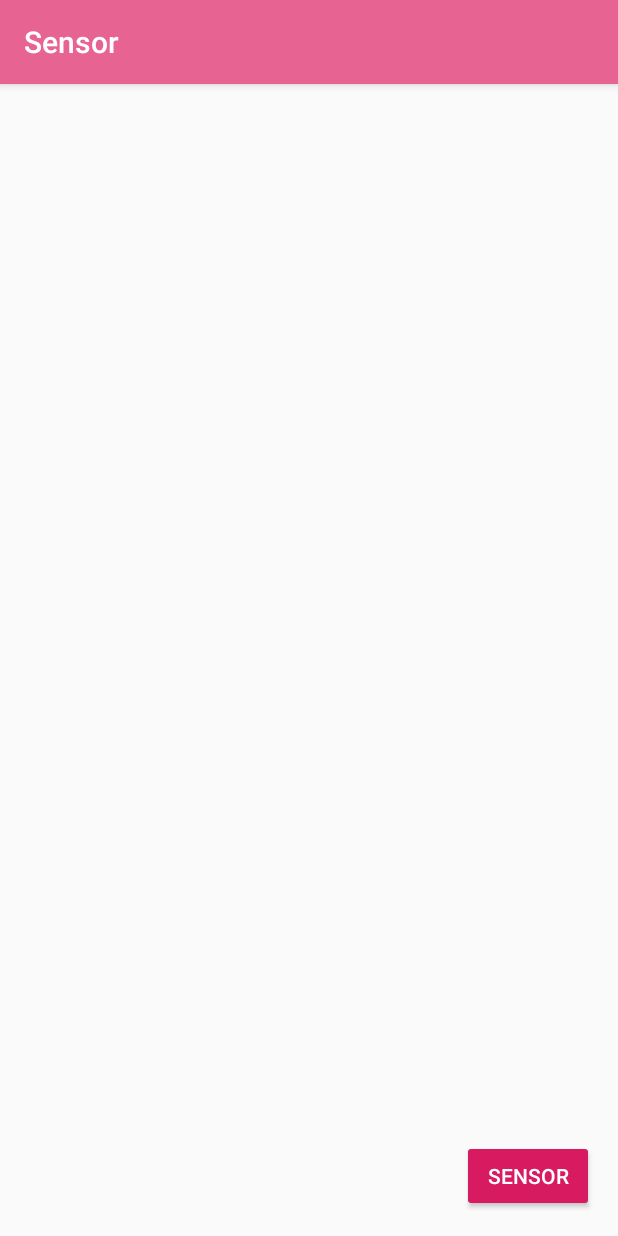
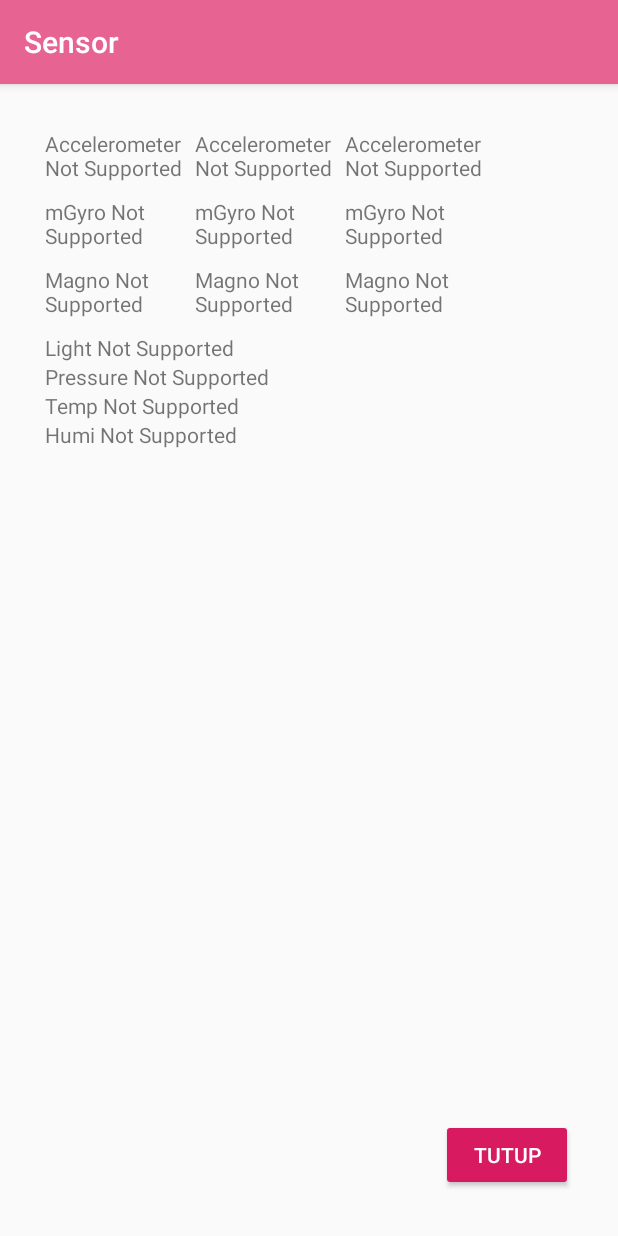
Before and after one commit to karinasraya/listsensor, an Android app: the screen it shows after launch (MainActivity before the commit, MainActivity2 after it), after a tap on "SENSOR", on a phone screen of 412 x 824 dp. Run offline under Robolectric (Android 15) with nearby library versions, the phone set to English and light mode, and no system bars.

Commit message:
DONE git add .

```diff
--- a/app/src/main/AndroidManifest.xml
+++ b/app/src/main/AndroidManifest.xml
@@ -9,6 +9,7 @@
         android:roundIcon="@mipmap/ic_launcher_round"
         android:supportsRtl="true"
         android:theme="@style/AppTheme">
+        <activity android:name=".MainActivity2"/>
         <activity android:name=".MainActivity">
             <intent-filter>
                 <action android:name="android.intent.action.MAIN" />
--- a/app/src/main/java/com/example/sensor/MainActivity2.java
+++ b/app/src/main/java/com/example/sensor/MainActivity2.java
@@ -7,6 +7,8 @@ import android.hardware.SensorEventListener;
 import android.hardware.SensorManager;
 import android.os.Bundle;
 import android.util.Log;
+import android.view.View;
+import android.widget.Button;
 import android.widget.TextView;
 
 import androidx.appcompat.app.AppCompatActivity;
@@ -15,13 +17,10 @@ import com.example.sensor.R;
 
 public class MainActivity2 extends AppCompatActivity implements SensorEventListener {
     private static final String TAG = "MainActivity2";
-
     private SensorManager sensorManager;
-
     private Sensor accelerometer,mGyro,mMagno,mLight,mPressure,mTemp,mHumi;
-
     TextView xValue,yValue,zValue,xGyroValue,yGyroValue,zGyroValue,xMagnoValue,yMagnoValue,zMagnoValue,light,pressure,temp,humi;
-
+    private Button tutup;
 
     @Override
     protected void onCreate(Bundle savedInstanceState) {
@@ -45,7 +44,8 @@ public class MainActivity2 extends AppCompatActivity implements SensorEventListe
         pressure = (TextView) findViewById(R.id.pressure);
         temp = (TextView) findViewById(R.id.temp);
         humi = (TextView) findViewById(R.id.humi);
-
+        tutup = (Button)findViewById(R.id.tutup);
+        tutup.setOnClickListener(operasi);
 
         Log.d(TAG, "onCreate: Initializing Sensor Services");
         sensorManager = (SensorManager) getSystemService(Context.SENSOR_SERVICE);
@@ -121,6 +121,15 @@ public class MainActivity2 extends AppCompatActivity implements SensorEventListe
 
     }
 
+    View.OnClickListener operasi = new View.OnClickListener() {
+        @Override
+        public void onClick(View view) {
+            switch (view.getId()) {
+                case R.id.tutup:finish();break;
+            }
+        }
+    };
+
     @Override
     public void onAccuracyChanged(Sensor sensor, int accuracy) {
 
--- a/app/src/main/res/layout/activity_main2.xml
+++ b/app/src/main/res/layout/activity_main2.xml
@@ -132,4 +132,14 @@
 
     </LinearLayout>
 
+    <Button
+        android:id="@+id/tutup"
+        android:layout_width="wrap_content"
+        android:layout_height="wrap_content"
+        android:layout_alignParentBottom="true"
+        android:layout_alignParentRight="true"
+        style="@style/Widget.AppCompat.Button.Colored"
+        android:text="Tutup"
+        />
+
 </RelativeLayout>
```
Also changed, not shown: 5 other files.
